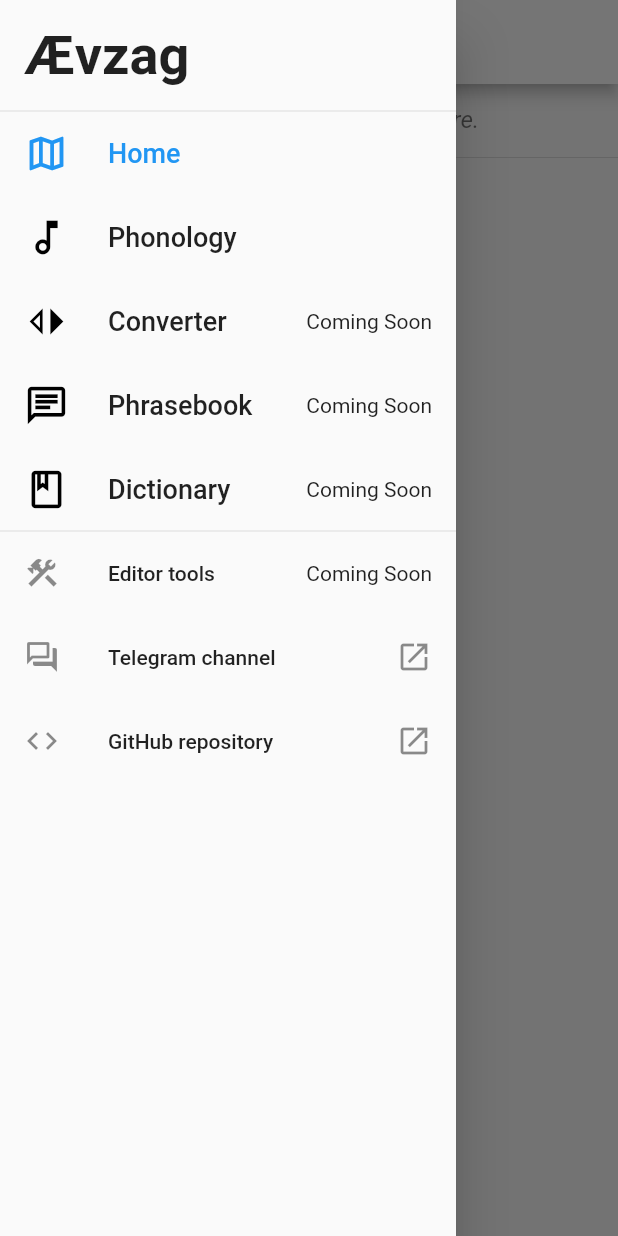
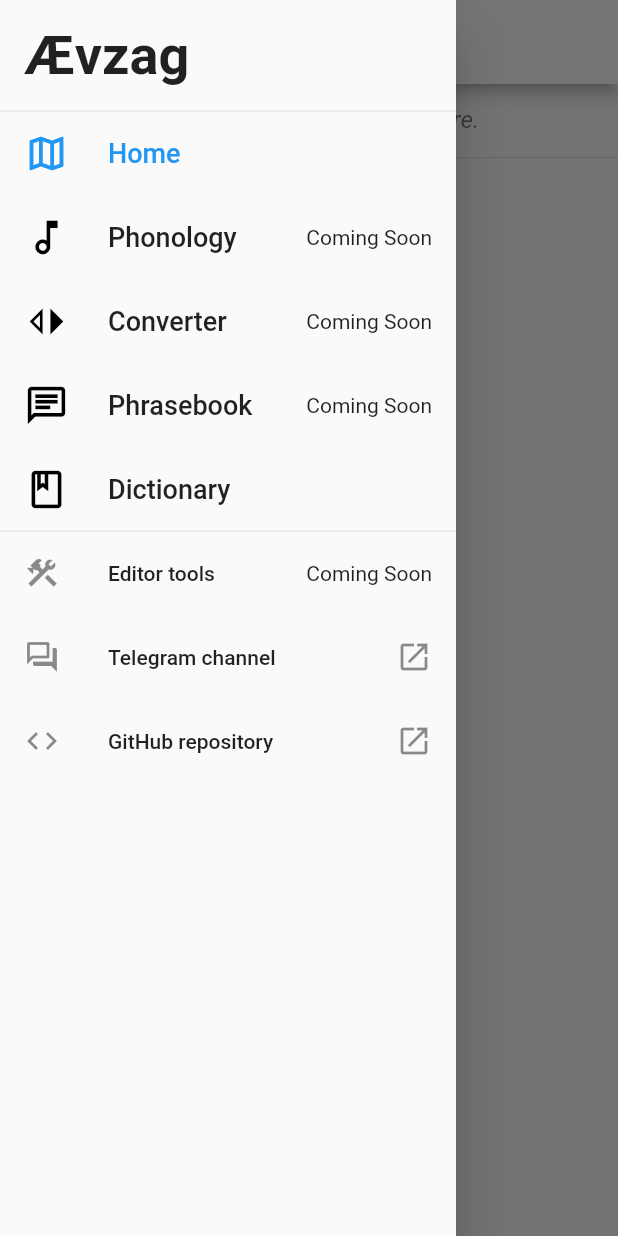
Before and after one commit to raxysstudios/avzag, a Flutter app: the screen it shows after launch, with the side drawer open, on a phone screen of 412 x 824 dp. Run offline on Flutter 3.47's test engine with Material 2 defaults, Android fonts, the phone set to English and light mode, and no system bars; our stand-ins replace cloud_firestore, firebase_core, firebase_storage; accounts and stored records are empty.

Commit message:
Add dictionary builder

```diff
--- a/lib/nav_drawer.dart
+++ b/lib/nav_drawer.dart
@@ -1,3 +1,4 @@
+import 'package:avzag/dictionary/dictionary_page.dart';
 import 'package:avzag/home/home_page.dart';
 import 'package:avzag/phonology/phonology_page.dart';
 import 'package:flutter/cupertino.dart';
@@ -25,11 +26,15 @@ class NavDraver extends StatelessWidget {
     _NavItem(
       Icons.music_note_outlined,
       'Phonology',
-      builder: () => PhonologyPage(),
+      // builder: () => PhonologyPage(),
     ),
     _NavItem(Icons.switch_left_outlined, 'Converter'),
     _NavItem(Icons.chat_outlined, 'Phrasebook'),
-    _NavItem(Icons.book_outlined, 'Dictionary'),
+    _NavItem(
+      Icons.book_outlined,
+      'Dictionary',
+      builder: () => DictionaryPage(),
+    ),
   ];
   final submodules = [
     _NavItem(Icons.construction_outlined, 'Editor tools'),
```
